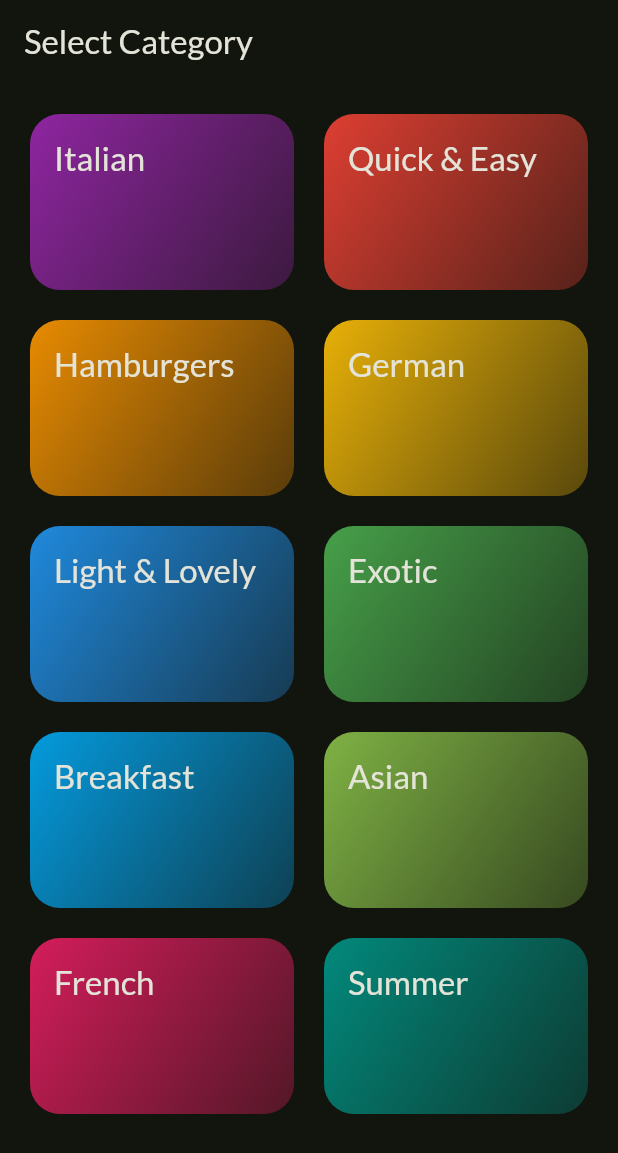
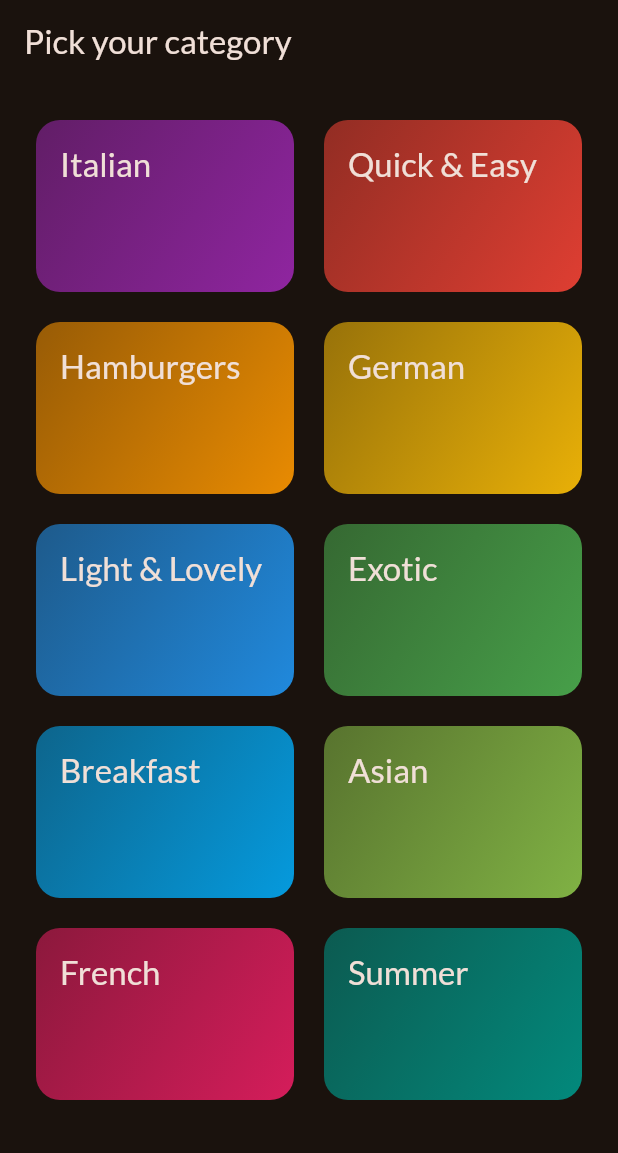
Before and after one commit to abhishekdwibedy-2002/meals-app, a Flutter app: the screen it shows after launch, on a phone screen of 412 x 824 dp. Shown: the top 1153 px of the screen. Run offline on Flutter 3.47's test engine with Material 2 defaults, Android fonts, the phone set to English and light mode, and no system bars; our stand-ins replace google_fonts, transparent_image.

Commit message:
Updated UI

```diff
--- a/lib/main.dart
+++ b/lib/main.dart
@@ -1,22 +1,23 @@
 import 'package:flutter/material.dart';
+
+import 'package:google_fonts/google_fonts.dart';
 import 'package:mealapp/screens/categories_screen.dart';
-import 'package:google_fonts/google_fonts.dart';
 
 final theme = ThemeData(
   useMaterial3: true,
   colorScheme: ColorScheme.fromSeed(
     brightness: Brightness.dark,
-    seedColor: const Color.fromARGB(255, 67, 98, 9),
+    seedColor: const Color.fromARGB(255, 131, 57, 0),
   ),
   textTheme: GoogleFonts.latoTextTheme(),
 );
 
 void main() {
-  runApp(const HomeScreen());
+  runApp(const App());
 }
 
-class HomeScreen extends StatelessWidget {
-  const HomeScreen({super.key});
+class App extends StatelessWidget {
+  const App({super.key});
 
   @override
   Widget build(BuildContext context) {
--- a/lib/models/category.dart
+++ b/lib/models/category.dart
@@ -4,7 +4,7 @@ class Category {
   const Category({
     required this.id,
     required this.title,
-    this.color = const Color.fromARGB(255, 201, 123, 123),
+    this.color = Colors.orange,
   });
 
   final String id;
--- a/lib/screens/categories_screen.dart
+++ b/lib/screens/categories_screen.dart
@@ -1,42 +1,49 @@
 import 'package:flutter/material.dart';
+
 import 'package:mealapp/data/dummy_data.dart';
+import 'package:mealapp/widgets/category_grid.dart';
 import 'package:mealapp/screens/meals.dart';
-import 'package:mealapp/widgets/category_grid.dart';
 import 'package:mealapp/models/category.dart';
 
 class CategoriesScreen extends StatelessWidget {
   const CategoriesScreen({super.key});
 
-  void selectCategory(BuildContext context, Category category) {
-    final filteredList = dummyMeals
+  void _selectCategory(BuildContext context, Category category) {
+    final filteredMeals = dummyMeals
         .where((meal) => meal.categories.contains(category.id))
         .toList();
-    Navigator.of(context).push(MaterialPageRoute(
-        builder: (ctx) => MealScreen(
-              title: category.title,
-              meals: filteredList,
-            )));
+
+    Navigator.of(context).push(
+      MaterialPageRoute(
+        builder: (ctx) => MealsScreen(
+          title: category.title,
+          meals: filteredMeals,
+        ),
+      ),
+    ); // Navigator.push(context, route)
   }
 
   @override
   Widget build(BuildContext context) {
     return Scaffold(
       appBar: AppBar(
-        title: const Text('Select Category'),
+        title: const Text('Pick your category'),
       ),
       body: GridView(
-        padding: const EdgeInsets.all(20),
+        padding: const EdgeInsets.all(24),
         gridDelegate: const SliverGridDelegateWithFixedCrossAxisCount(
-            crossAxisCount: 2,
-            childAspectRatio: 1.5,
-            crossAxisSpacing: 20,
-            mainAxisSpacing: 20),
+          crossAxisCount: 2,
+          childAspectRatio: 3 / 2,
+          crossAxisSpacing: 20,
+          mainAxisSpacing: 20,
+        ),
         children: [
+          // availableCategories.map((category) => CategoryGridItem(category: category)).toList()
           for (final category in availableCategories)
-            CategoryItem(
+            CategoryGridItem(
               category: category,
-              onselectCategory: () {
-                selectCategory(context,category);
+              onSelectCategory: () {
+                _selectCategory(context, category);
               },
             )
         ],
--- a/lib/widgets/category_grid.dart
+++ b/lib/widgets/category_grid.dart
@@ -1,37 +1,40 @@
-import 'package:mealapp/models/category.dart';
 import 'package:flutter/material.dart';
 
-class CategoryItem extends StatelessWidget {
-  const CategoryItem({super.key, required this.category,required this.onselectCategory});
+import 'package:mealapp/models/category.dart';
+
+class CategoryGridItem extends StatelessWidget {
+  const CategoryGridItem({
+    super.key,
+    required this.category,
+    required this.onSelectCategory,
+  });
 
   final Category category;
-  final void Function() onselectCategory;
+  final void Function() onSelectCategory;
 
   @override
   Widget build(BuildContext context) {
     return InkWell(
-      onTap: onselectCategory,
+      onTap: onSelectCategory,
       splashColor: Theme.of(context).primaryColor,
-      borderRadius: BorderRadius.circular(20),
+      borderRadius: BorderRadius.circular(16),
       child: Container(
         padding: const EdgeInsets.all(16),
         decoration: BoxDecoration(
-          borderRadius: BorderRadius.circular(20),
+            borderRadius: BorderRadius.circular(16),
             gradient: LinearGradient(
               colors: [
+                category.color.withOpacity(0.55),
                 category.color.withOpacity(0.9),
-              category.color.withOpacity(0.3),
               ],
               begin: Alignment.topLeft,
               end: Alignment.bottomRight,
-          ),
-        ),
+            )),
         child: Text(
           category.title,
-          style: Theme.of(context)
-              .textTheme
-              .titleLarge!
-              .copyWith(color: Theme.of(context).colorScheme.onSurface),
+          style: Theme.of(context).textTheme.titleLarge!.copyWith(
+                color: Theme.of(context).colorScheme.onBackground,
+              ),
         ),
       ),
     );
```
Also changed, not shown: lib/screens/meals.dart (+7 -4 lines), lib/widgets/meal_item.dart (+27 -18 lines), lib/widgets/meal_item_trait.dart (+6 -4 lines), lib/data/dummy_data.dart (line endings or trailing spaces), 1 other file. Lines whose indentation alone changed are shown as unchanged.
